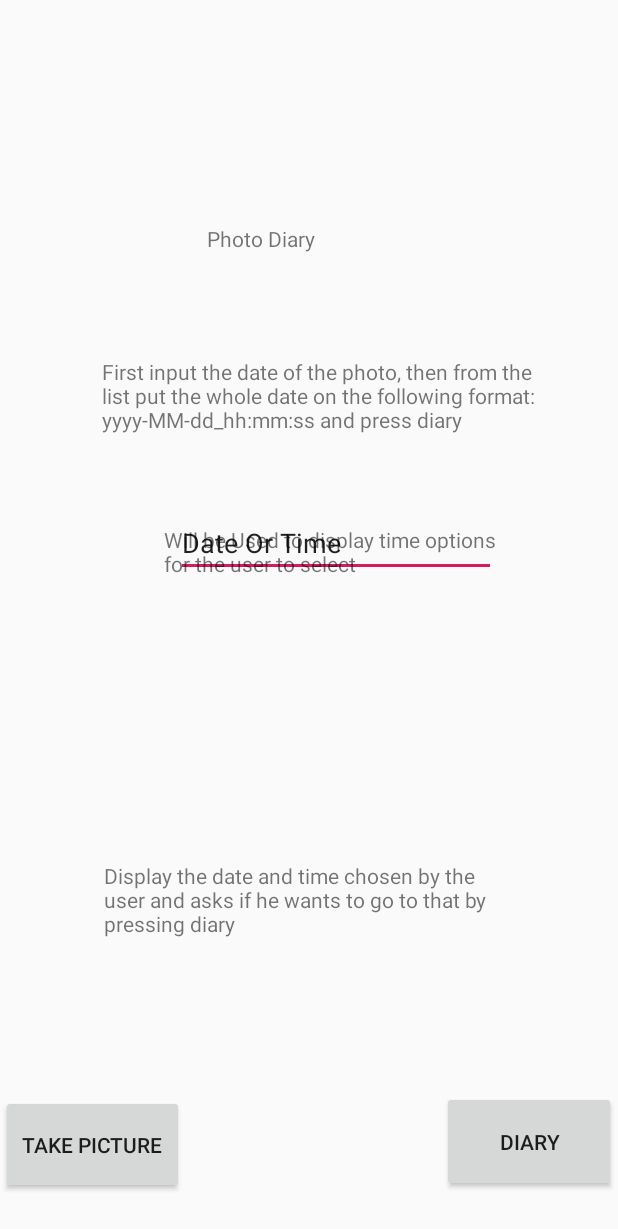
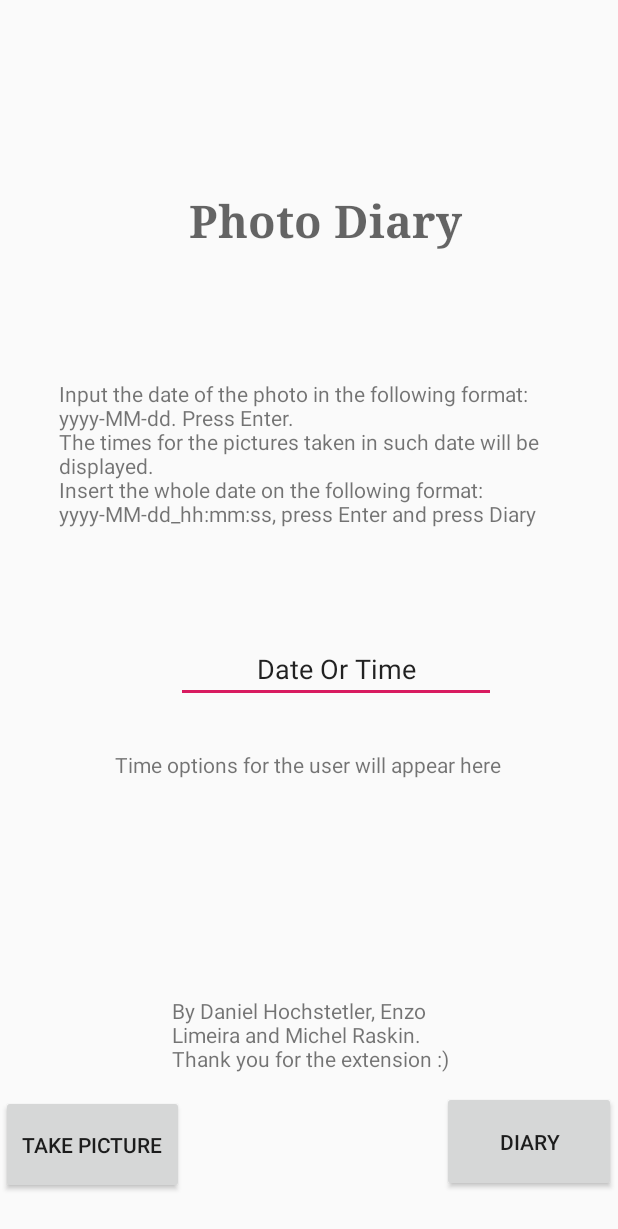
Before and after one commit to michelraskin/PhotoDiary, an Android app: the screen it shows after launch (MainActivity), on a phone screen of 412 x 824 dp. Shown: the top 1229 px of the screen. Run offline under Robolectric (Android 15) with nearby library versions, the phone set to English and light mode, and no system bars.

Commit message:
Gloria a deux

```diff
--- a/app/src/main/java/com/example/adroidproject/MainActivity.java
+++ b/app/src/main/java/com/example/adroidproject/MainActivity.java
@@ -37,7 +37,6 @@ public class MainActivity extends Activity {
 
         final EditText editText = findViewById(R.id.dateTime);
         final TextView textView = findViewById(R.id.timeOpt);
-        final TextView textView1 = findViewById(R.id.Choices);
         final TextView textView2 = findViewById(R.id.diaryData);
         editText.setOnKeyListener(new View.OnKeyListener() {
             @SuppressLint("SetTextI18n")
@@ -77,8 +76,6 @@ public class MainActivity extends Activity {
                     text = text3;
                     String text2 = text;
                     option = 1;
-                    textView1.clearComposingText();
-                    textView1.setText(text2);
                     return true;
                 }
                 return false;
--- a/app/src/main/java/com/example/adroidproject/PhotoActivity.java
+++ b/app/src/main/java/com/example/adroidproject/PhotoActivity.java
@@ -200,6 +200,7 @@ public class PhotoActivity extends Activity implements LocationListener {
         public void surfaceDestroyed(SurfaceHolder holder) {
             //camera.stopPreview();
             //camera.release();
+
         }
     }
 }
--- a/app/src/main/res/layout/activity_main.xml
+++ b/app/src/main/res/layout/activity_main.xml
@@ -4,18 +4,24 @@
     xmlns:tools="http://schemas.android.com/tools"
     android:layout_width="match_parent"
     android:layout_height="match_parent"
+
     tools:context=".MainActivity">
 
     <TextView
         android:id="@+id/title"
-        android:layout_width="152dp"
-        android:layout_height="22dp"
+        android:layout_width="188dp"
+        android:layout_height="50dp"
         android:layout_marginStart="176dp"
         android:layout_marginTop="96dp"
         android:layout_marginEnd="176dp"
-        android:layout_marginBottom="600dp"
+        android:layout_marginBottom="46dp"
+        android:fontFamily="serif"
         android:text="Photo Diary"
-        app:layout_constraintBottom_toBottomOf="parent"
+        android:textAlignment="center"
+        android:textAppearance="@style/TextAppearance.AppCompat.Display1"
+        android:textSize="30sp"
+        android:textStyle="bold"
+        app:layout_constraintBottom_toTopOf="@+id/diaryData"
         app:layout_constraintEnd_toEndOf="parent"
         app:layout_constraintHorizontal_bias="0.419"
         app:layout_constraintStart_toStartOf="parent"
@@ -30,8 +36,8 @@
         android:layout_marginTop="637dp"
         android:layout_marginEnd="156dp"
         android:layout_marginBottom="28dp"
+        android:onClick="toPhoto"
         android:text="Take Picture"
-        android:onClick="toPhoto"
         app:layout_constraintBottom_toBottomOf="parent"
         app:layout_constraintEnd_toStartOf="@+id/toDiary"
         app:layout_constraintStart_toStartOf="parent"
@@ -59,60 +65,66 @@
         android:layout_width="wrap_content"
         android:layout_height="wrap_content"
         android:layout_marginStart="117dp"
-        android:layout_marginTop="300dp"
+        android:layout_marginTop="49dp"
         android:layout_marginEnd="81dp"
-        android:layout_marginBottom="400dp"
+        android:layout_marginBottom="356dp"
         android:ems="10"
         android:inputType="textPersonName"
         android:text="Date Or Time"
+        android:textAlignment="center"
         app:layout_constraintBottom_toBottomOf="parent"
         app:layout_constraintEnd_toEndOf="parent"
         app:layout_constraintHorizontal_bias="0.0"
         app:layout_constraintStart_toStartOf="parent"
-        app:layout_constraintTop_toTopOf="parent" />
+        app:layout_constraintTop_toBottomOf="@+id/diaryData" />
 
     <TextView
         android:id="@+id/diaryData"
-        android:layout_width="320dp"
-        android:layout_height="73dp"
-        android:layout_marginStart="67dp"
+        android:layout_width="334dp"
+        android:layout_height="121dp"
+        android:layout_marginStart="32dp"
         android:layout_marginTop="175dp"
-        android:layout_marginEnd="24dp"
+        android:layout_marginEnd="32dp"
         android:layout_marginBottom="450dp"
-        android:text="First input the date of the photo, then from the list put the whole date on the following format: yyyy-MM-dd_hh:mm:ss and press diary"
+        android:text="Input the date of the photo in the following format: yyyy-MM-dd. Press Enter.\nThe times for the pictures taken in such date will be displayed.\nInsert the whole date on the following format: yyyy-MM-dd_hh:mm:ss, press Enter and press Diary"
         app:layout_constraintBottom_toBottomOf="parent"
         app:layout_constraintEnd_toEndOf="parent"
         app:layout_constraintStart_toStartOf="parent"
-        app:layout_constraintTop_toTopOf="parent" />
+        app:layout_constraintTop_toTopOf="parent"
+        app:layout_constraintVertical_bias="1.0" />
 
     <TextView
         android:id="@+id/timeOpt"
-        android:layout_width="221dp"
-        android:layout_height="179dp"
-        android:layout_marginStart="102dp"
+        android:layout_width="259dp"
+        android:layout_height="122dp"
+        android:layout_marginStart="70dp"
         android:layout_marginTop="350dp"
-        android:layout_marginEnd="81dp"
-        android:layout_marginBottom="150dp"
-        android:text="Will be Used to display time options for the user to select"
+        android:layout_marginEnd="70dp"
+        android:layout_marginBottom="75dp"
+        android:text="Time options for the user will appear here"
         app:layout_constraintBottom_toBottomOf="parent"
+        app:layout_constraintEnd_toEndOf="parent"
+        app:layout_constraintHorizontal_bias="0.521"
+        app:layout_constraintStart_toStartOf="parent"
+        app:layout_constraintTop_toTopOf="parent"
+        app:layout_constraintVertical_bias="0.543" />
+
+    <TextView
+        android:id="@+id/textView"
+        android:layout_width="209dp"
+        android:layout_height="58dp"
+        android:layout_marginStart="88dp"
+        android:layout_marginTop="20dp"
+        android:layout_marginEnd="88dp"
+        android:layout_marginBottom="5dp"
+        android:text="By Daniel Hochstetler, Enzo Limeira and Michel Raskin.
+             Thank you for the extension :)"
+        app:layout_constraintBottom_toTopOf="@+id/toDiary"
         app:layout_constraintEnd_toEndOf="parent"
         app:layout_constraintHorizontal_bias="1.0"
         app:layout_constraintStart_toStartOf="parent"
-        app:layout_constraintTop_toTopOf="parent"
-        app:layout_constraintVertical_bias="0.0" />
+        app:layout_constraintTop_toBottomOf="@+id/timeOpt"
+        app:layout_constraintVertical_bias="1.0" />
 
-    <TextView
-        android:id="@+id/Choices"
-        android:layout_width="273dp"
-        android:layout_height="68dp"
-        android:layout_marginStart="69dp"
-        android:layout_marginTop="400dp"
-        android:layout_marginEnd="69dp"
-        android:layout_marginBottom="8dp"
-        android:text="Display the date and time chosen by the user and asks if he wants to go to that by pressing diary"
-        app:layout_constraintBottom_toBottomOf="parent"
-        app:layout_constraintEnd_toEndOf="parent"
-        app:layout_constraintHorizontal_bias="0.0"
-        app:layout_constraintStart_toStartOf="parent"
-        app:layout_constraintTop_toTopOf="parent" />
+
 </android.support.constraint.ConstraintLayout>
```
